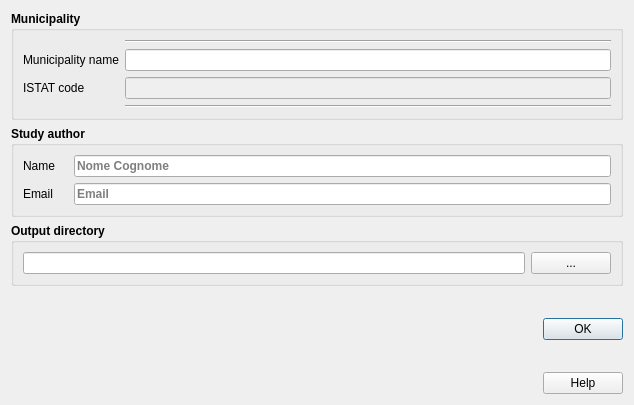
First picture: the form in tb_nuovo_progetto.ui, repository CNR-IGAG/mzs-tools, before the edit.
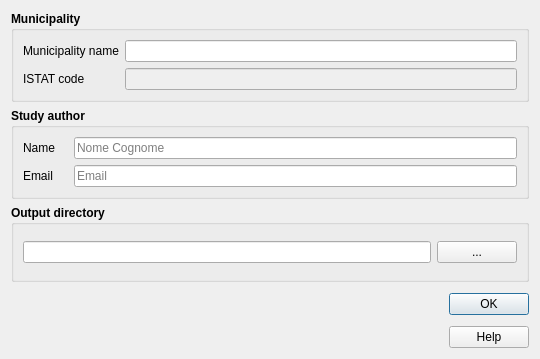
Second picture: the form after the edit. Icons and pictures are not drawn.

Commit message: finalize metadata edit tool and update docs

What changed in the file:
```diff
--- a/tb_nuovo_progetto.ui
+++ b/tb_nuovo_progetto.ui
@@ -6,8 +6,8 @@
    <rect>
     <x>0</x>
     <y>0</y>
-    <width>634</width>
-    <height>405</height>
+    <width>540</width>
+    <height>359</height>
    </rect>
   </property>
   <property name="sizePolicy">
@@ -18,7 +18,7 @@
   </property>
   <property name="minimumSize">
    <size>
-    <width>634</width>
+    <width>540</width>
     <height>0</height>
    </size>
   </property>
@@ -34,12 +34,6 @@
   <layout class="QVBoxLayout" name="verticalLayout_4">
    <item>
     <widget class="QGroupBox" name="groupBox_2">
-     <property name="sizePolicy">
-      <sizepolicy hsizetype="Preferred" vsizetype="Preferred">
-       <horstretch>0</horstretch>
-       <verstretch>0</verstretch>
-      </sizepolicy>
-     </property>
      <property name="font">
       <font>
        <weight>75</weight>
@@ -50,28 +44,7 @@
       <string>Municipality</string>
      </property>
      <layout class="QGridLayout" name="gridLayout_2">
-      <item row="3" column="1">
-       <widget class="Line" name="line_3">
-        <property name="orientation">
-         <enum>Qt::Horizontal</enum>
-        </property>
-       </widget>
-      </item>
-      <item row="1" column="1">
-       <widget class="QLineEdit" name="comuneField">
-        <property name="toolTip">
-         <string>Start typing the name of the municipality and select a result from the list</string>
-        </property>
-       </widget>
-      </item>
-      <item row="0" column="1">
-       <widget class="Line" name="line">
-        <property name="orientation">
-         <enum>Qt::Horizontal</enum>
-        </property>
-       </widget>
-      </item>
-      <item row="2" column="0">
+      <item row="1" column="0">
        <widget class="QLabel" name="label_2">
         <property name="font">
          <font>
@@ -84,29 +57,48 @@
         </property>
        </widget>
       </item>
-      <item row="2" column="1">
+      <item row="0" column="1">
+       <widget class="QLineEdit" name="comuneField">
+        <property name="font">
+         <font>
+          <weight>50</weight>
+          <bold>false</bold>
+         </font>
+        </property>
+        <property name="toolTip">
+         <string>Start typing the name of the municipality and select a result from the list</string>
+        </property>
+       </widget>
+      </item>
+      <item row="0" column="0">
+       <widget class="QLabel" name="label">
+        <property name="font">
+         <font>
+          <weight>50</weight>
+          <bold>false</bold>
+         </font>
+        </property>
+        <property name="text">
+         <string>Municipality name</string>
+        </property>
+       </widget>
+      </item>
+      <item row="1" column="1">
        <widget class="QLineEdit" name="cod_istat">
         <property name="enabled">
          <bool>false</bool>
         </property>
+        <property name="font">
+         <font>
+          <weight>50</weight>
+          <bold>false</bold>
+         </font>
+        </property>
         <property name="toolTip">
          <string>ISTAT code is automatically filled when selecting a municipality</string>
         </property>
        </widget>
       </item>
-      <item row="1" column="0">
-       <widget class="QLabel" name="label">
-        <property name="font">
-         <font>
-          <weight>50</weight>
-          <bold>false</bold>
-         </font>
-        </property>
-        <property name="text">
-         <string>Municipality name</string>
-        </property>
-       </widget>
-      </item>
      </layout>
     </widget>
    </item>
@@ -127,6 +119,12 @@
         <property name="enabled">
          <bool>true</bool>
         </property>
+        <property name="font">
+         <font>
+          <weight>50</weight>
+          <bold>false</bold>
+         </font>
+        </property>
         <property name="toolTip">
          <string/>
         </property>
@@ -175,6 +173,12 @@
       </item>
       <item row="1" column="1">
        <widget class="QLineEdit" name="email_prof">
+        <property name="font">
+         <font>
+          <weight>50</weight>
+          <bold>false</bold>
+         </font>
+        </property>
         <property name="toolTip">
          <string/>
         </property>
@@ -211,6 +215,12 @@
           <property name="enabled">
            <bool>true</bool>
           </property>
+          <property name="font">
+           <font>
+            <weight>50</weight>
+            <bold>false</bold>
+           </font>
+          </property>
           <property name="toolTip">
            <string/>
           </property>
@@ -238,9 +248,25 @@
     </widget>
    </item>
    <item>
+    <widget class="QFrame" name="footer">
+     <property name="maximumSize">
+      <size>
+       <width>16777215</width>
+       <height>60</height>
+      </size>
+     </property>
     <layout class="QHBoxLayout" name="horizontalLayout_4" stretch="0,0,0,0">
-     <property name="sizeConstraint">
-      <enum>QLayout::SetDefaultConstraint</enum>
+      <property name="leftMargin">
+       <number>0</number>
+      </property>
+      <property name="topMargin">
+       <number>0</number>
+      </property>
+      <property name="rightMargin">
+       <number>0</number>
+      </property>
+      <property name="bottomMargin">
+       <number>0</number>
      </property>
      <item>
       <widget class="QLabel" name="label_25">
@@ -339,6 +365,7 @@
       </layout>
      </item>
     </layout>
+    </widget>
    </item>
   </layout>
  </widget>
```
Left out of the diff: 16 changed lines with no effect on the pictures. Lines whose indentation alone changed are shown as unchanged. The commit also changes 12 other files.
